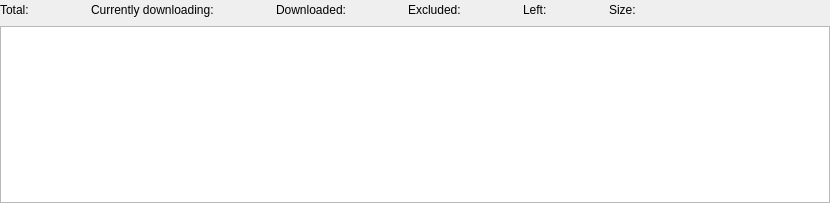
Qt form plugins/infowidget/chunkdownloadview.ui (KDE/ktorrent) before a commit.
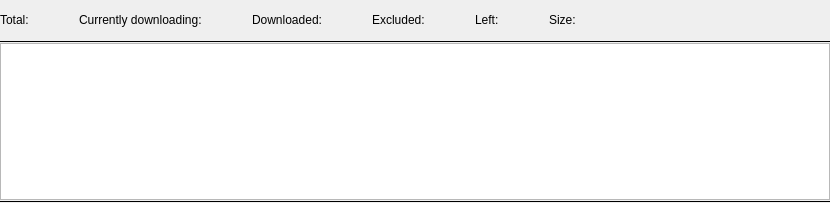
The same form after that commit.

The edit to the form file:
```diff
--- a/plugins/infowidget/chunkdownloadview.ui
+++ b/plugins/infowidget/chunkdownloadview.ui
@@ -19,7 +19,7 @@
    <item>
     <layout class="QHBoxLayout" >
      <item>
-      <layout class="QHBoxLayout" >
+      <layout class="QHBoxLayout" name="m_header">
        <item>
         <widget class="QLabel" name="textLabel1" >
          <property name="text" >
@@ -35,7 +35,7 @@
          <property name="minimumSize" >
           <size>
            <width>50</width>
-           <height>0</height>
+           <height>40</height>
           </size>
          </property>
          <property name="frameShape" >
@@ -252,6 +252,19 @@
      </item>
     </layout>
    </item>
+   <item>
+    <widget class="QFrame">
+     <property name="lineWidth" >
+      <number>1</number>
+     </property>
+     <property name="fixedHeight" >
+      <number>1</number>
+     </property>
+     <property name="frameShape" >
+      <set>QFrame::HLine</set>
+     </property>
+    </widget>
+   </item>
    <item>
     <widget class="QTreeView" name="m_chunk_view" >
      <property name="alternatingRowColors" >
@@ -265,9 +278,22 @@
      </property>
     </widget>
    </item>
+   <item>
+    <widget class="QFrame">
+     <property name="lineWidth" >
+      <number>1</number>
+     </property>
+     <property name="fixedHeight" >
+      <number>1</number>
+     </property>
+     <property name="frameShape" >
+      <set>QFrame::HLine</set>
+     </property>
+    </widget>
+   </item>
   </layout>
  </widget>
- <layoutdefault spacing="6" margin="11" />
+ <layoutdefault spacing="0" margin="11" />
  <resources/>
  <connections/>
 </ui>
```
